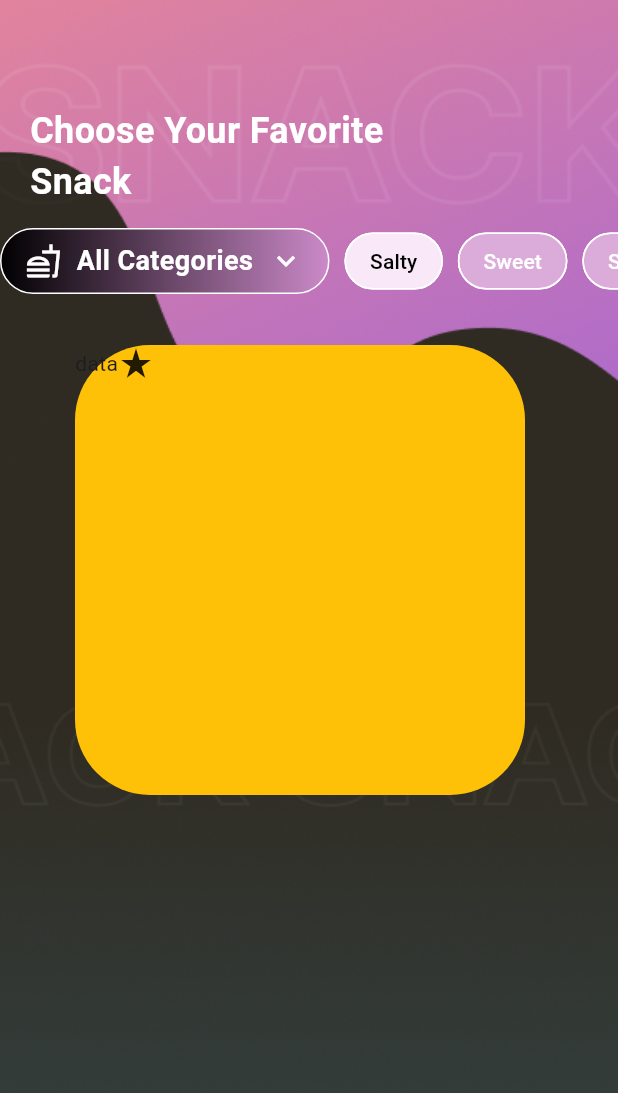
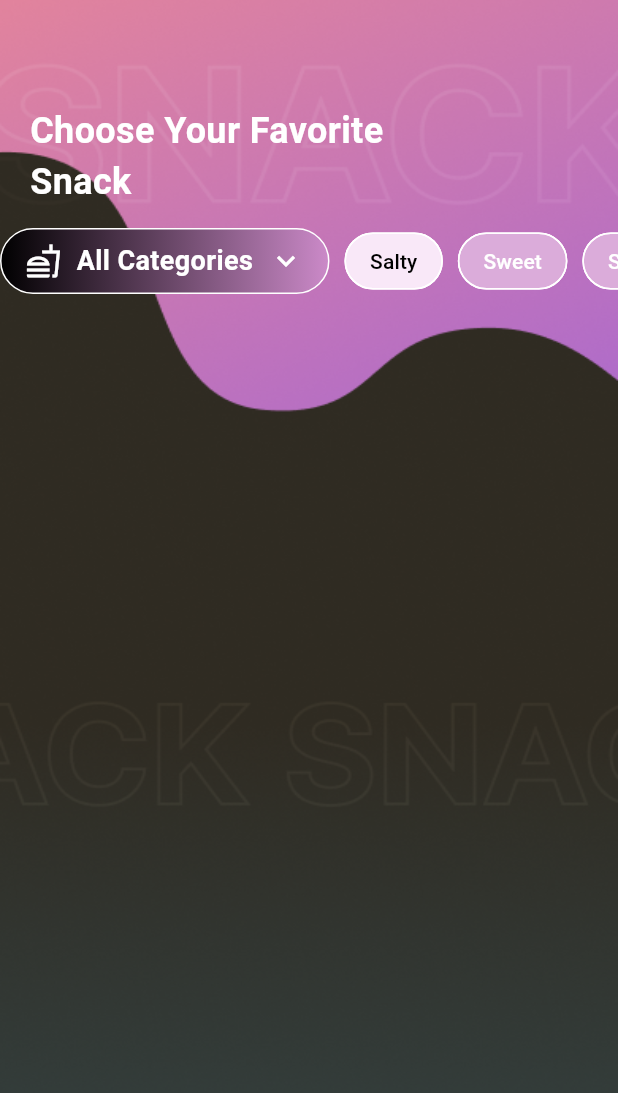
Before and after one commit to jchillah/jp_screens, a Flutter app: the screen it shows after launch, after a tap on "Order Now", on a phone screen of 412 x 824 dp. Shown: the top 1093 px of the screen. Run offline on Flutter 3.47's test engine with Material 3 defaults, Android fonts, the phone set to English and light mode, and no system bars.

Commit message:
working on main_screen

```diff
--- a/lib/src/features/main_screen/Presentation/main_screen.dart
+++ b/lib/src/features/main_screen/Presentation/main_screen.dart
@@ -77,32 +77,6 @@ class MainScreen extends StatelessWidget {
                 ],
               ),
             ),
-            Positioned(
-              top: 230,
-              left: 50,
-              child: Stack(
-                children: [
-                  Container(
-                    height: 300,
-                    width: 300,
-                    decoration: BoxDecoration(
-                      color: Colors.amber,
-                      borderRadius: BorderRadius.circular(50),
-                    ),
-                    child: const Stack(
-                      children: [
-                        Row(
-                          children: [
-                            Text("data"),
-                            Icon(Icons.star_rate),
-                          ],
-                        ),
-                      ],
-                    ),
-                  ),
-                ],
-              ),
-            ),
           ],
         ),
       ),
--- a/lib/src/features/start_screen/Presentation/info_container.dart
+++ b/lib/src/features/start_screen/Presentation/info_container.dart
@@ -1,7 +1,8 @@
 import 'dart:ui';
 
 import 'package:flutter/material.dart';
-import 'package:jp_screens/src/features/main_screen/Presentation/main_screen.dart';
+
+import '../../main_screen/Presentation/main_screen.dart';
 
 Widget buildInfoContainer(BuildContext context) {
   return Container(
@@ -75,7 +76,8 @@ Widget buildInfoContainer(BuildContext context) {
                     // Navigate to the next screen
                     Navigator.push(
                       context,
-                      MaterialPageRoute(builder: (context) => MainScreen()),
+                      MaterialPageRoute(
+                          builder: (context) => const MainScreen()),
                     );
                   },
                   child: const Text(
```
Also changed, not shown: pubspec.yaml (+4 -5 lines), assets/images/Rectangle 973.png (added), assets/images/Rectangle 973.svg (added), pubspec.lock, 1 other file.
